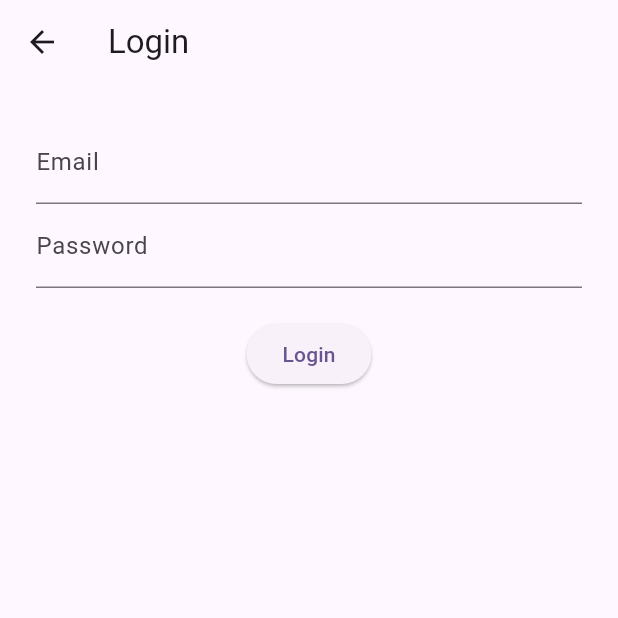
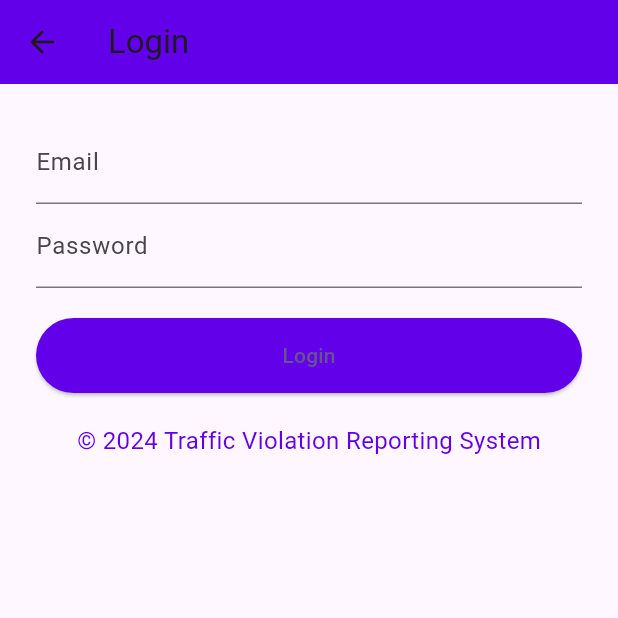
Before and after one commit to EndrexAkoto/Traffic_Violation_Reporting_System, a Flutter app: the screen it shows after launch, after a tap on "Login", on a phone screen of 412 x 824 dp, the top half of it. Run offline on Flutter 3.47's test engine with Material 3 defaults, Android fonts, the phone set to English and light mode, and no system bars; our stand-ins replace font_awesome_flutter, google_maps_flutter, image_picker.

Commit message:
update to dart file

```diff
--- a/traffic_violation_app/lib/pages/landing_page.dart
+++ b/traffic_violation_app/lib/pages/landing_page.dart
@@ -9,7 +9,8 @@ class LandingPage extends StatelessWidget {
       appBar: AppBar(
         title: Row(
           children: [
-            const Icon(Icons.traffic, color: Color.fromARGB(255, 82, 209, 9)), // Logo placeholder
+            const Icon(Icons.traffic,
+                color: Color.fromARGB(255, 82, 209, 9)), // Logo placeholder
             const SizedBox(width: 50),
             const Text('Traffic Violation Reporting System'),
           ],
@@ -19,56 +20,46 @@ class LandingPage extends StatelessWidget {
             message: 'Home',
             child: TextButton(
               onPressed: () => Navigator.pushNamed(context, '/'),
-              child: const Text('Home', style: TextStyle(color: Colors.deepPurple)),
+              child: const Text('Home',
+                  style: TextStyle(color: Colors.deepPurple)),
             ),
           ),
           Tooltip(
             message: 'About Us',
             child: TextButton(
               onPressed: () => Navigator.pushNamed(context, '/about'),
-              child: const Text('About Us', style: TextStyle(color: Colors.deepPurple)),
+              child: const Text('About Us',
+                  style: TextStyle(color: Colors.deepPurple)),
             ),
           ),
           Tooltip(
             message: 'Contact Us',
             child: TextButton(
               onPressed: () => Navigator.pushNamed(context, '/contacts'),
-              child: const Text('Contact', style: TextStyle(color: Colors.deepPurple)),
+              child: const Text('Contact',
+                  style: TextStyle(color: Colors.deepPurple)),
             ),
           ),
           Tooltip(
             message: 'Login',
             child: TextButton(
               onPressed: () => Navigator.pushNamed(context, '/login'),
-              child: const Text('Login', style: TextStyle(color: Colors.deepPurple)),
+              child: const Text('Login',
+                  style: TextStyle(color: Colors.deepPurple)),
             ),
           ),
           Tooltip(
             message: 'Sign Up',
             child: TextButton(
               onPressed: () => Navigator.pushNamed(context, '/signup'),
-              child: const Text('Sign Up', style: TextStyle(color: Colors.deepPurple)),
-            ),
-          ),
-          // Add Profile Picture Here
-          Padding(
-            padding: const EdgeInsets.symmetric(horizontal: 8.0),
-            child: GestureDetector(
-              onTap: () {
-                // Handle profile tap, e.g., navigate to Profile Screen
-                Navigator.pushNamed(context, '/profile');
-              },
-              child: const CircleAvatar(
-                radius: 18,
-                backgroundImage: AssetImage('assets/dp.jpg'), // Path to the image
-              ),
+              child: const Text('Sign Up',
+                  style: TextStyle(color: Colors.deepPurple)),
             ),
           ),
         ],
       ),
       body: SingleChildScrollView(
         child: Column(
-          crossAxisAlignment: CrossAxisAlignment.start,
           children: [
             // Hero Section
             Container(
@@ -97,6 +88,22 @@ class LandingPage extends StatelessWidget {
               ),
             ),
             const SizedBox(height: 20),
+            // Search Bar Section
+            Padding(
+              padding: const EdgeInsets.symmetric(horizontal: 16.0),
+              child: TextField(
+                decoration: InputDecoration(
+                  labelText: 'Search Traffic Violations',
+                  border: OutlineInputBorder(
+                    borderRadius: BorderRadius.circular(12),
+                    borderSide: BorderSide(color: Colors.deepPurple),
+                  ),
+                  prefixIcon:
+                      const Icon(Icons.search, color: Colors.deepPurple),
+                ),
+              ),
+            ),
+            const SizedBox(height: 20),
             // Key Features Section
             Padding(
               padding: const EdgeInsets.symmetric(horizontal: 16.0),
@@ -120,6 +127,73 @@ class LandingPage extends StatelessWidget {
               ),
             ),
             const SizedBox(height: 20),
+            // Quick Action Section
+            Padding(
+              padding: const EdgeInsets.symmetric(horizontal: 16.0),
+              child: Row(
+                mainAxisAlignment: MainAxisAlignment.spaceEvenly,
+                children: [
+                  _buildActionItem(Icons.report_problem, 'Report a Violation'),
+                  _buildActionItem(Icons.visibility, 'View Active Cases'),
+                ],
+              ),
+            ),
+            const SizedBox(height: 20),
+            // Carousel Section (Featured Reports or News)
+            Padding(
+              padding: const EdgeInsets.symmetric(horizontal: 16.0),
+              child: Column(
+                crossAxisAlignment: CrossAxisAlignment.start,
+                children: [
+                  const Text(
+                    'Featured Reports',
+                    style: TextStyle(fontSize: 22, fontWeight: FontWeight.bold),
+                  ),
+                  const SizedBox(height: 10),
+                  Container(
+                    height: 200,
+                    child: ListView(
+                      scrollDirection: Axis.horizontal,
+                      children: [
+                        _buildCarouselItem(
+                            'Safety Alert: Speeding in Residential Areas'),
+                        _buildCarouselItem(
+                            'New Campaign: Safe Pedestrian Crossings'),
+                        _buildCarouselItem('Tips for Winter Driving Safety'),
+                        _buildCarouselItem(
+                            'New Traffic Law: Hands-Free Devices'),
+                        _buildCarouselItem(
+                            'Improved Road Signage for Night Driving'),
+                      ],
+                    ),
+                  ),
+                ],
+              ),
+            ),
+            const SizedBox(height: 20),
+            // Statistics Section
+            Padding(
+              padding: const EdgeInsets.symmetric(horizontal: 16.0),
+              child: Column(
+                crossAxisAlignment: CrossAxisAlignment.start,
+                children: [
+                  const Text(
+                    'Statistics',
+                    style: TextStyle(fontSize: 22, fontWeight: FontWeight.bold),
+                  ),
+                  const SizedBox(height: 10),
+                  Row(
+                    mainAxisAlignment: MainAxisAlignment.spaceEvenly,
+                    children: [
+                      _buildStatisticCard('Total Violations', '1200'),
+                      _buildStatisticCard('Solved Cases', '800'),
+                      _buildStatisticCard('Unsolved Cases', '400'),
+                    ],
+                  ),
+                ],
+              ),
+            ),
+            const SizedBox(height: 20),
             // Road Safety Awareness Section
             Padding(
               padding: const EdgeInsets.symmetric(horizontal: 16.0),
@@ -131,23 +205,21 @@ class LandingPage extends StatelessWidget {
                     style: TextStyle(fontSize: 22, fontWeight: FontWeight.bold),
                   ),
                   const SizedBox(height: 10),
-                  const Text(
-                    'Learn important tips and information about road safety to keep yourself and others safe on the road.',
-                    style: TextStyle(fontSize: 16, color: Colors.black54),
-                  ),
-                  const SizedBox(height: 20),
+                  Row(
+                    mainAxisAlignment: MainAxisAlignment.spaceEvenly,
+                    children: [
                       _buildSafetyCard(
                           'assets/images/dp.jpg',
                           'Safety Tips for Drivers',
-                    'Stay alert, follow traffic rules, and drive defensively to ensure everyone’s safety on the road.',
-                  ),
-                  const SizedBox(height: 20),
+                          'Stay alert, follow traffic rules, and drive defensively to ensure everyone’s safety on the road.'),
                       _buildSafetyCard(
                           'assets/images/dp.jpg',
                           'Pedestrian Safety',
-                    'Always use crosswalks, watch for oncoming traffic, and ensure you are visible when crossing the road.',
+                          'Always use crosswalks, watch for oncoming traffic, and ensure you are visible when crossing the road.'),
+                      _buildSafetyCard('assets/images/dp.jpg', 'Cyclist Safety',
+                          'Wear helmets, use proper signaling, and stay in the bike lanes to protect yourself and others.'),
+                    ],
                   ),
-                  const SizedBox(height: 20),
                 ],
               ),
             ),
@@ -163,13 +235,17 @@ class LandingPage extends StatelessWidget {
                     mainAxisAlignment: MainAxisAlignment.center,
                     children: [
                       TextButton(
-                        onPressed: () => Navigator.pushNamed(context, '/privacy-policy'),
-                        child: const Text('Privacy Policy', style: TextStyle(color: Colors.white)),
+                        onPressed: () =>
+                            Navigator.pushNamed(context, '/privacy-policy'),
+                        child: const Text('Privacy Policy',
+                            style: TextStyle(color: Colors.white)),
                       ),
                       const SizedBox(width: 20),
                       TextButton(
-                        onPressed: () => Navigator.pushNamed(context, '/terms-of-service'),
-                        child: const Text('Terms of Service', style: TextStyle(color: Colors.white)),
+                        onPressed: () =>
+                            Navigator.pushNamed(context, '/terms-of-service'),
+                        child: const Text('Terms of Service',
+                            style: TextStyle(color: Colors.white)),
                       ),
                     ],
                   ),
@@ -200,31 +276,89 @@ class LandingPage extends StatelessWidget {
     );
   }
 
-  Widget _buildSafetyCard(String imagePath, String title, String description) {
+  Widget _buildActionItem(IconData icon, String title) {
+    return Column(
+      children: [
+        Icon(icon, size: 40, color: Colors.deepPurple),
+        const SizedBox(height: 8),
+        Text(
+          title,
+          style: const TextStyle(fontSize: 16, fontWeight: FontWeight.bold),
+        ),
+      ],
+    );
+  }
+
+  Widget _buildCarouselItem(String title) {
     return Card(
-      elevation: 5,
-      shape: RoundedRectangleBorder(
-        borderRadius: BorderRadius.circular(12),
+      margin: const EdgeInsets.only(right: 10),
+      shape: RoundedRectangleBorder(borderRadius: BorderRadius.circular(12)),
+      child: Container(
+        width: 200,
+        padding: const EdgeInsets.all(16.0),
+        child: Center(
+          child: Text(title,
+              style:
+                  const TextStyle(fontSize: 14, fontWeight: FontWeight.bold)),
         ),
+      ),
+    );
+  }
+
+  Widget _buildStatisticCard(String title, String value) {
+    return Card(
+      margin: const EdgeInsets.all(8.0),
+      shape: RoundedRectangleBorder(borderRadius: BorderRadius.circular(12)),
+      elevation: 3,
       child: Padding(
         padding: const EdgeInsets.all(16.0),
-        child: Row(
+        child: Column(
+          mainAxisSize: MainAxisSize.min,
           children: [
-            Image.asset(imagePath, width: 80, height: 80, fit: BoxFit.cover),
-            const SizedBox(width: 16),
-            Expanded(
-              child: Column(
-                crossAxisAlignment: CrossAxisAlignment.start,
-                children: [
-                  Text(title, style: const TextStyle(fontSize: 18, fontWeight: FontWeight.bold)),
+            Text(
+              title,
+              style: const TextStyle(fontSize: 18, fontWeight: FontWeight.bold),
+            ),
             const SizedBox(height: 8),
-                  Text(description, style: const TextStyle(fontSize: 14, color: Colors.black54)),
-                ],
-              ),
+            Text(
+              value,
+              style: const TextStyle(fontSize: 24, color: Colors.deepPurple),
             ),
           ],
         ),
       ),
     );
   }
+
+  Widget _buildSafetyCard(String imagePath, String title, String description) {
+    return Card(
+      elevation: 5,
+      shape: RoundedRectangleBorder(borderRadius: BorderRadius.circular(12)),
+      child: Column(
+        children: [
+          Image.asset(
+            imagePath,
+            width: 120,
+            height: 120,
+            fit: BoxFit.cover,
+          ),
+          Padding(
+            padding: const EdgeInsets.all(8.0),
+            child: Text(
+              title,
+              style: const TextStyle(fontSize: 16, fontWeight: FontWeight.bold),
+            ),
+          ),
+          Padding(
+            padding: const EdgeInsets.symmetric(horizontal: 8.0),
+            child: Text(
+              description,
+              textAlign: TextAlign.center,
+              style: const TextStyle(fontSize: 12),
+            ),
+          ),
+        ],
+      ),
+    );
   }
+}
--- a/traffic_violation_app/lib/pages/login_screen.dart
+++ b/traffic_violation_app/lib/pages/login_screen.dart
@@ -1,4 +1,3 @@
-// Login File
 import 'package:flutter/material.dart';
 import 'dart:convert'; // For JSON decoding
 import 'package:http/http.dart' as http; // For HTTP requests
@@ -63,6 +62,7 @@ class _LoginScreenState extends State<LoginScreen> {
     return Scaffold(
       appBar: AppBar(
         title: const Text('Login'),
+        backgroundColor: const Color(0xFF6200EA), // Deep purple color
       ),
       body: Padding(
         padding: const EdgeInsets.all(24.0),
@@ -95,6 +95,23 @@ class _LoginScreenState extends State<LoginScreen> {
               ElevatedButton(
                 onPressed: _login, // Calling _login on button press
                 child: const Text('Login'),
+                style: ElevatedButton.styleFrom(
+                  backgroundColor:
+                      const Color(0xFF6200EA), // Deep purple button
+                  minimumSize: const Size(double.infinity, 50),
+                ),
+              ),
+              const SizedBox(height: 20),
+              // Footer with copyright and theme color
+              Align(
+                alignment: Alignment.bottomCenter,
+                child: Text(
+                  '© 2024 Traffic Violation Reporting System',
+                  style: TextStyle(
+                    color: const Color(0xFF6200EA), // Deep purple footer text
+                    fontSize: 16,
+                  ),
+                ),
               ),
             ],
           ),
```
Lines whose indentation alone changed are shown as unchanged.
